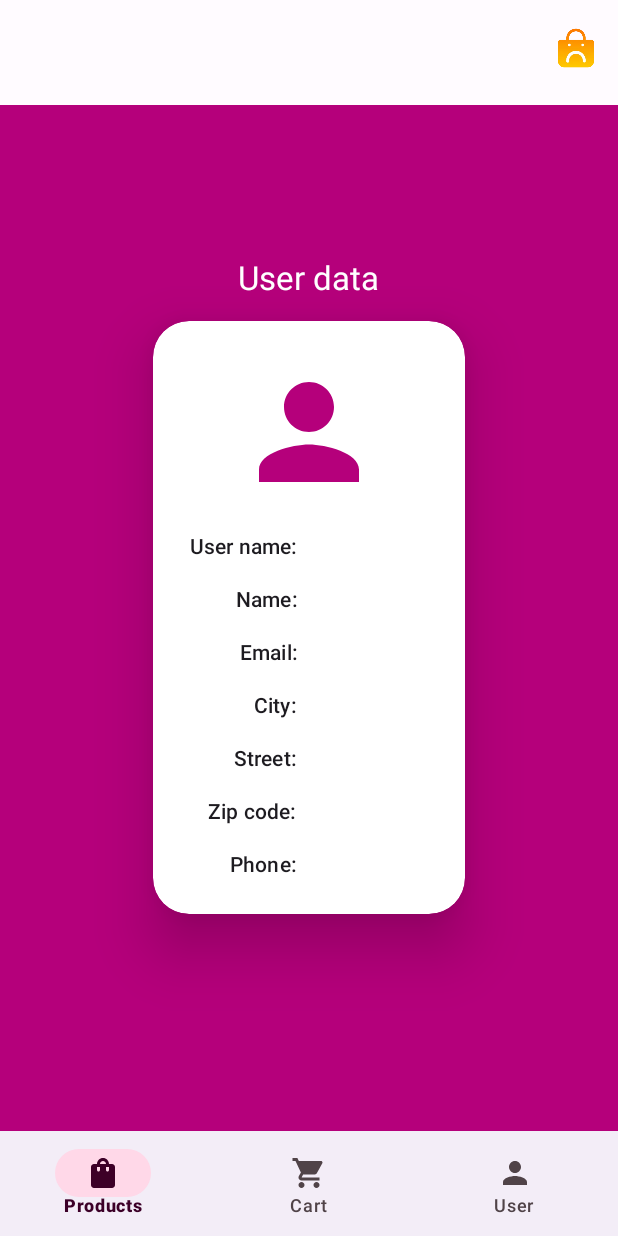
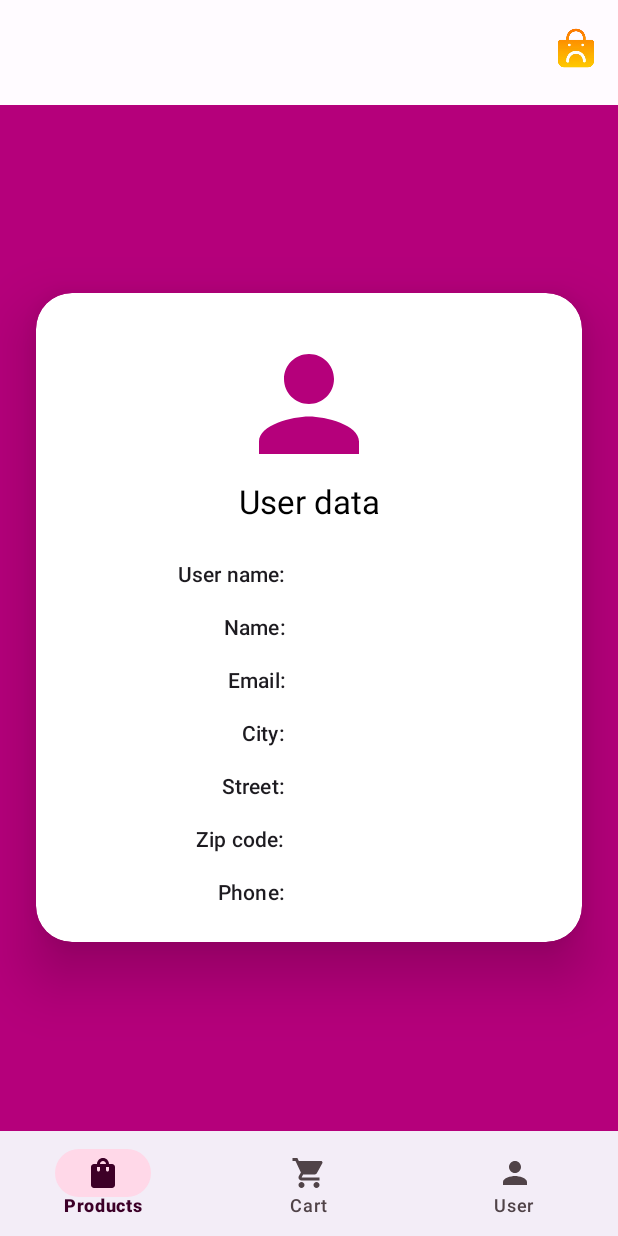
Before and after one commit to Juanma-Gutierrez/Snap-shop, an Android app: the UserFragment screen opened through its navigation route, on a phone screen of 412 x 824 dp. Run offline under Robolectric (Android 15) with nearby library versions, the light colour scheme and no system bars; our stand-ins replace Dagger/Hilt's generated code, Room's generated code; network calls fail; pictures from the network do not load; 1 statement that could not run was skipped.

Commit message:
Add user data loading from  api

```diff
--- a/app/src/main/java/com/juanma_gutierrez/snapshop/data/api/ProductApiRepository.kt
+++ b/app/src/main/java/com/juanma_gutierrez/snapshop/data/api/ProductApiRepository.kt
@@ -23,4 +23,9 @@ class ProductApiRepository @Inject constructor(
             service.api.getDetail(p.id).asApiModel()
         }
     }
+
+    suspend fun getUser(userId:String): User {
+        val userData = service.api.getUserDetail(userId)
+        return userData.asUser()
+    }
 }
--- a/app/src/main/java/com/juanma_gutierrez/snapshop/data/api/ProductService.kt
+++ b/app/src/main/java/com/juanma_gutierrez/snapshop/data/api/ProductService.kt
@@ -19,6 +19,9 @@ interface ProductApi {
 
     @GET("products/category/{category}")
     suspend fun getProductByCategory(@Path("category") category: String): ProductDetailResponse
+
+    @GET("users/{userId}")
+    suspend fun getUserDetail(@Path("userId") userId: String): UserResponse
 }
 
 /**
--- a/app/src/main/java/com/juanma_gutierrez/snapshop/ui/user/UserFragment.kt
+++ b/app/src/main/java/com/juanma_gutierrez/snapshop/ui/user/UserFragment.kt
@@ -1,16 +1,26 @@
 package com.juanma_gutierrez.snapshop.ui.user
 
 import android.os.Bundle
+import android.util.Log
 import android.view.LayoutInflater
 import android.view.View
 import android.view.ViewGroup
+import android.widget.TextView
 import androidx.fragment.app.Fragment
 import com.juanma_gutierrez.snapshop.R
+import com.juanma_gutierrez.snapshop.data.api.ProductApi
+import com.juanma_gutierrez.snapshop.data.api.User
+import kotlinx.coroutines.CoroutineScope
+import kotlinx.coroutines.Dispatchers
+import kotlinx.coroutines.launch
+import retrofit2.Retrofit
+import retrofit2.converter.gson.GsonConverterFactory
 
 
 class UserFragment : Fragment() {
     override fun onCreate(savedInstanceState: Bundle?) {
         super.onCreate(savedInstanceState)
+        loadUser("1")
     }
 
     override fun onCreateView(
@@ -21,4 +31,46 @@ class UserFragment : Fragment() {
         return inflater.inflate(R.layout.fragment_user, container, false)
     }
 
+    // Prepara la llamada de retrofit
+    private fun getRetrofit(): Retrofit {
+        return Retrofit.Builder()
+            .baseUrl("https://fakestoreapi.com/")
+            .addConverterFactory(GsonConverterFactory.create())
+            .build()
+    }
+
+    private fun loadUser(userId: String) {
+        CoroutineScope(Dispatchers.Main).launch {
+            try {
+                val user =
+                    getRetrofit().create(ProductApi::class.java).getUserDetail(userId).asUser()
+                loadData(user)
+            } catch (e: Exception) {
+                Log.e("error", "Error al cargar el usuario", e)
+            }
+        }
+    }
+
+    private fun loadData(user: User) {
+        val userName:TextView? = view?.findViewById(R.id.tv_frUser_user_name)
+        val name: TextView? = view?.findViewById(R.id.tv_frUser_first_name)
+        val surname: TextView? = view?.findViewById(R.id.tv_fruser_surname)
+        val email: TextView? = view?.findViewById(R.id.tv_fruser_email)
+        val city: TextView? = view?.findViewById(R.id.tv_fruser_city)
+        val street: TextView? = view?.findViewById(R.id.tv_fruser_street)
+        val number: TextView? = view?.findViewById(R.id.tv_fruser_number)
+        val zipCode: TextView? = view?.findViewById(R.id.tv_fruser_zipcode)
+        val phone: TextView? = view?.findViewById(R.id.tv_fruser_phone)
+
+        userName?.text = user.userName
+        name?.text = user.firstName
+        surname?.text = user.surname
+        email?.text = user.email
+        city?.text = user.city
+        street?.text = user.street
+        number?.text = user.number.toString()
+        zipCode?.text = user.zipcode
+        phone?.text=user.phone
+    }
+
 }
--- a/app/src/main/res/layout/fragment_user.xml
+++ b/app/src/main/res/layout/fragment_user.xml
@@ -7,28 +7,33 @@
     android:background="@color/md_theme_light_primary"
     tools:context=".ui.user.UserFragment">
 
-    <TextView
-        android:id="@+id/textView2"
-        style="@style/TextAppearance.Material3.TitleLarge"
-        android:layout_width="wrap_content"
-        android:layout_height="wrap_content"
-        android:layout_gravity="center_horizontal"
-        android:layout_marginTop="100dp"
-        android:text="@string/user_data"
-        android:textColor="@color/white" />
 
     <androidx.cardview.widget.CardView
-        android:layout_width="wrap_content"
+        android:layout_width="match_parent"
+        android:layout_marginHorizontal="@dimen/margin_max"
         android:layout_height="wrap_content"
         android:layout_gravity="center"
         app:cardCornerRadius="@dimen/margin_max"
         app:cardElevation="@dimen/margin_max">
+
 
         <androidx.constraintlayout.widget.ConstraintLayout
             android:layout_width="match_parent"
             android:layout_height="match_parent"
             android:padding="@dimen/margin_max">
 
+            <TextView
+                android:id="@+id/textView2"
+                style="@style/TextAppearance.Material3.TitleLarge"
+                android:layout_width="wrap_content"
+                android:layout_height="wrap_content"
+                android:layout_gravity="center_horizontal"
+                android:text="@string/user_data"
+                android:textColor="@color/material_dynamic_primary0"
+                app:layout_constraintEnd_toEndOf="parent"
+                app:layout_constraintHorizontal_bias="0.5"
+                app:layout_constraintStart_toStartOf="parent"
+                app:layout_constraintTop_toBottomOf="@+id/iv_frUser_user_image" />
 
             <ImageView
                 android:id="@+id/iv_frUser_user_image"
@@ -102,12 +107,12 @@
                 style="@style/TextAppearance.Material3.LabelLarge"
                 android:layout_width="wrap_content"
                 android:layout_height="wrap_content"
-                android:layout_marginTop="@dimen/margin_mid"
+                android:layout_marginTop="@dimen/margin_max"
                 android:gravity="center"
                 android:text="@string/user_name"
                 app:layout_constraintBottom_toTopOf="@+id/tv_frUser_title_name"
                 app:layout_constraintEnd_toStartOf="@+id/guideline2"
-                app:layout_constraintTop_toBottomOf="@id/iv_frUser_user_image"
+                app:layout_constraintTop_toBottomOf="@+id/textView2"
                 app:layout_constraintVertical_chainStyle="packed" />
 
             <TextView
```
Also changed, not shown: app/src/main/java/com/juanma_gutierrez/snapshop/data/api/ProductApiModel.kt (+56 -0 lines), 1 other file.
